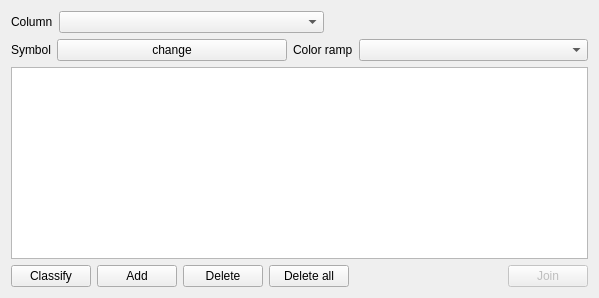
This is qgis/src/ui/qgscategorizedsymbolrendererv2widget.ui in sourcepole/qgis as Qt 5 draws it before an edit. The edited form follows.
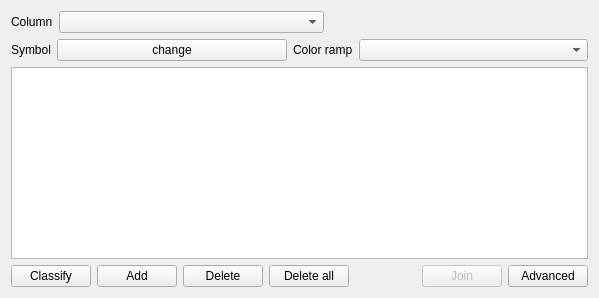
This is the edited form.

The edit to the form file:
```diff
--- a/qgis/src/ui/qgscategorizedsymbolrendererv2widget.ui
+++ b/qgis/src/ui/qgscategorizedsymbolrendererv2widget.ui
@@ -158,6 +158,13 @@
        </property>
       </widget>
      </item>
+     <item>
+      <widget class="QPushButton" name="btnAdvanced">
+       <property name="text">
+        <string>Advanced</string>
+       </property>
+      </widget>
+     </item>
     </layout>
    </item>
   </layout>
```
